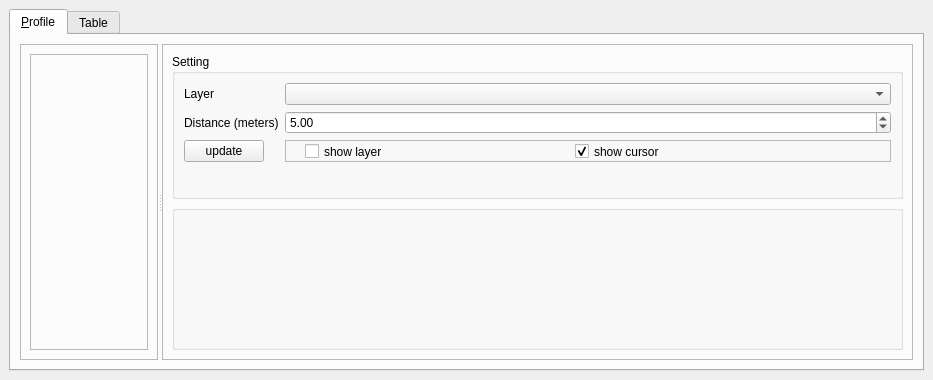
Before: the Qt Designer form profile/resources/profile_widget.ui in EL-BID/red_basica, drawn with Qt 5.
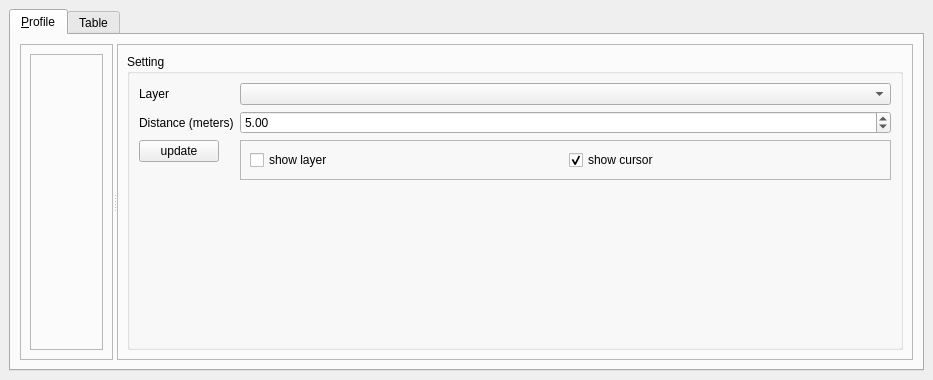
After: the same form once the commit is applied.

Commit message: Changing view and changing values to float

```diff
--- a/profile/resources/profile_widget.ui
+++ b/profile/resources/profile_widget.ui
@@ -140,15 +140,9 @@
                  <property name="frameShadow">
                   <enum>QFrame::Raised</enum>
                  </property>
+                 <layout class="QHBoxLayout" name="horizontalLayout">
+                  <item>
                  <widget class="QCheckBox" name="showLayerCheckBox">
-                  <property name="geometry">
-                   <rect>
-                    <x>20</x>
-                    <y>0</y>
-                    <width>141</width>
-                    <height>23</height>
-                   </rect>
-                  </property>
                   <property name="text">
                    <string>show layer</string>
                   </property>
@@ -156,15 +150,9 @@
                    <bool>false</bool>
                   </property>
                  </widget>
+                  </item>
+                  <item>
                  <widget class="QCheckBox" name="showCursorCheckBox">
-                  <property name="geometry">
-                   <rect>
-                    <x>290</x>
-                    <y>0</y>
-                    <width>141</width>
-                    <height>23</height>
-                   </rect>
-                  </property>
                   <property name="text">
                    <string>show cursor</string>
                   </property>
@@ -172,16 +160,11 @@
                    <bool>true</bool>
                   </property>
                  </widget>
-                </widget>
                </item>
               </layout>
              </widget>
             </item>
-            <item>
-             <widget class="QGroupBox" name="groupBox_4">
-              <property name="title">
-               <string/>
-              </property>
+              </layout>
              </widget>
             </item>
            </layout>
```
Lines whose indentation alone changed are shown as unchanged. The commit also changes 2 other files.
